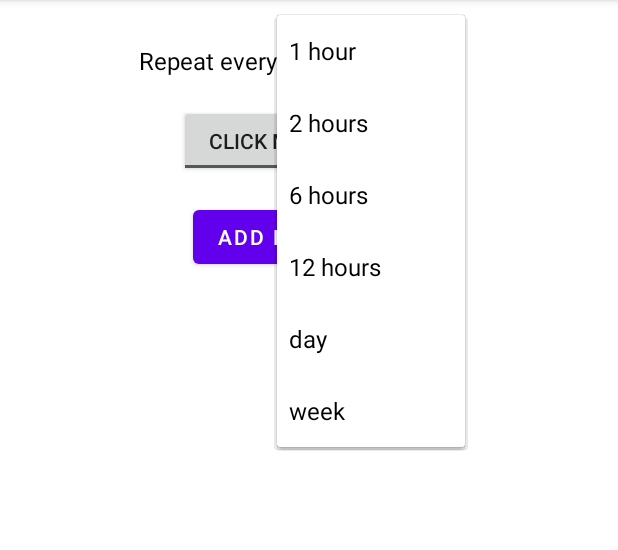
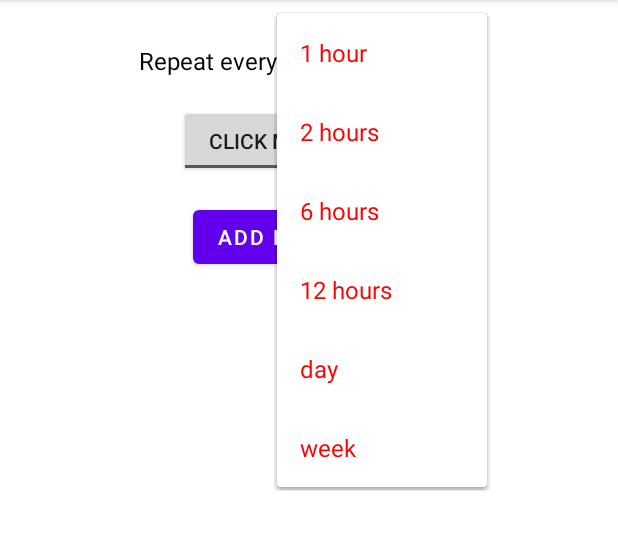
Before and after one commit to ramjal/Android-WallpaperApp, an Android app: the screen it shows after launch (MainActivity), after a tap on "1 hour", on a phone screen of 412 x 824 dp, the part 84-634 px from its top. Run offline under Robolectric (Android 15) with nearby library versions, the phone set to English and light mode, and no system bars.

Commit message:
Customized spinner_item

```diff
--- a/app/src/main/java/com/example/wallpaperapp/MainActivity.java
+++ b/app/src/main/java/com/example/wallpaperapp/MainActivity.java
@@ -219,8 +219,13 @@ public class MainActivity extends AppCompatActivity {
         intervalsNumber = Arrays.asList(1, 2, 6, 12, 24, 24*7);
 
         ArrayAdapter<String> intervalAdapter = new ArrayAdapter<>(
-                this, android.R.layout.simple_spinner_dropdown_item, intervalsText);
-                //this, android.R.layout.simple_selectable_list_item, intervalsText);
+                                    this, R.layout.spinner_item, intervalsText);
+
+//        ArrayAdapter<String> intervalAdapter = new ArrayAdapter<>(
+//                this, android.R.layout.simple_spinner_dropdown_item, intervalsText);
+                                             //simple_spinner_item
+                                             //simple_dropdown_item_1line
+                                             //simple_selectable_list_item
 
         spnInerval.setAdapter(intervalAdapter);
     }
--- a/app/src/main/res/layout/activity_main.xml
+++ b/app/src/main/res/layout/activity_main.xml
@@ -19,6 +19,7 @@
         android:id="@+id/textView"
         android:layout_width="wrap_content"
         android:layout_height="wrap_content"
+        android:fontFamily="sans-serif"
         android:text="@string/spinner_label"
         android:textColor="@color/black"
         android:textSize="16sp"
--- /dev/null
+++ b/app/src/main/res/layout/spinner_item.xml
@@ -0,0 +1,11 @@
+<?xml version="1.0" encoding="utf-8"?>
+<TextView
+    xmlns:android="http://schemas.android.com/apk/res/android"
+    android:layout_width="match_parent"
+    android:layout_height="wrap_content"
+    android:textSize="16sp"
+    android:fontFamily="sans-serif"
+    android:gravity="left"
+    android:textColor="#FF0000"
+    android:padding="15dp"
+    />
```
